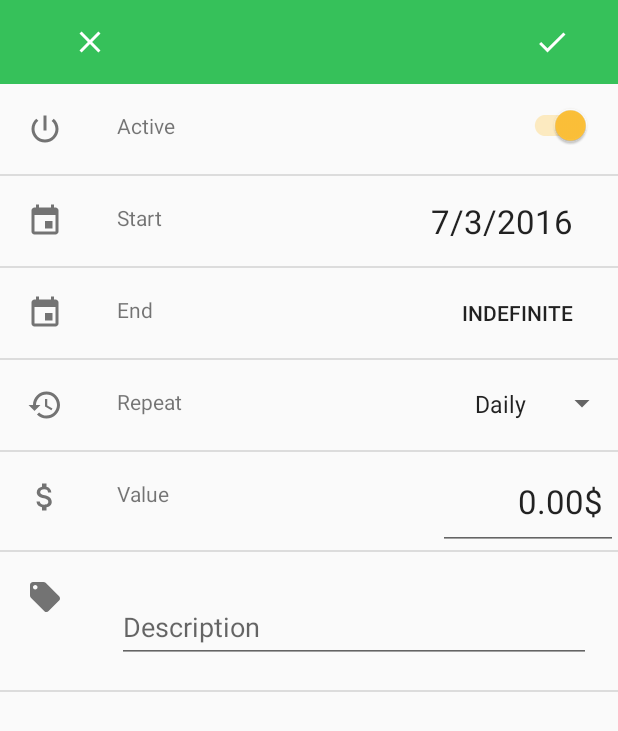
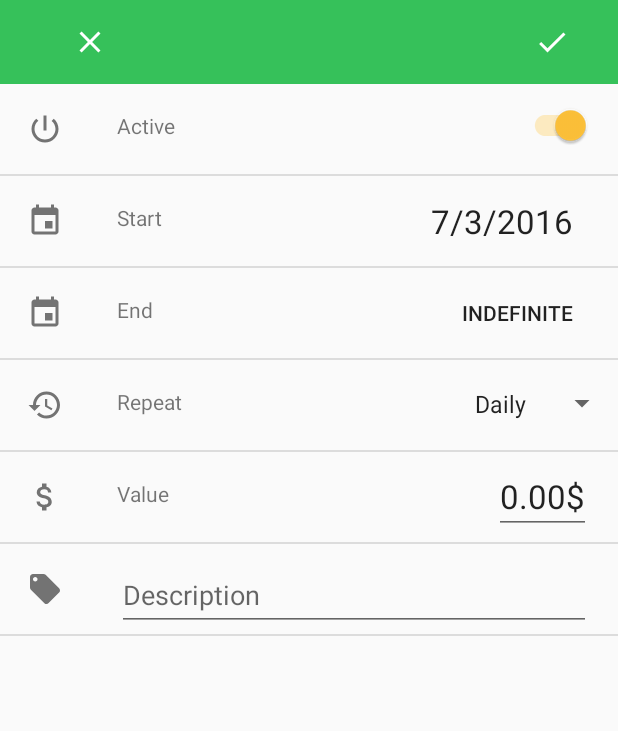
Before and after one commit to edawn/flow-android, an Android app: the RegularEditActivity screen opened directly, with no data from a screen before it, on a phone screen of 412 x 824 dp. Shown: the top 731 px of the screen. Run offline under Robolectric (Android 15) with nearby library versions, the phone set to English and light mode, and no system bars; libraries missing offline, so code that uses them is left out: org.slf4j.

Commit message:
Improve editor layouts

```diff
--- a/app/src/main/res/layout/activity_regular_edit.xml
+++ b/app/src/main/res/layout/activity_regular_edit.xml
@@ -153,20 +153,13 @@
                     style="@style/TransactionEditorItemLabel"
                     android:text="@string/value" />
 
-                <de.bitmacht.workingtitle36.view.ValueEditText
-                    android:id="@+id/value"
-                    style="@style/TransactionEditorItemAction"
+                <FrameLayout style="@style/TransactionEditorItemActionValueContainer">
 
-                    android:layout_width="wrap_content"
-                    android:layout_height="wrap_content"
-                    android:gravity="end"
-                    android:minWidth="120sp"
-                    android:paddingEnd="10dp"
-                    android:paddingLeft="5dp"
-                    android:paddingRight="10dp"
-                    android:paddingStart="5dp"
-                    android:textAppearance="?android:attr/textAppearanceLarge"
-                    android:selectAllOnFocus="true" />
+                    <de.bitmacht.workingtitle36.view.ValueEditText
+                        android:id="@+id/value"
+                        style="@style/TransactionEditorItemActionValue" />
+
+                </FrameLayout>
 
             </RelativeLayout>
 
@@ -179,9 +172,7 @@
                     android:src="@drawable/ic_local_offer_black_24dp" />
 
                 <android.support.design.widget.TextInputLayout
-                    style="@style/TransactionEditorItemAction"
-                    android:layout_width="wrap_content"
-                    android:layout_height="wrap_content"
+                    style="@style/TransactionEditorItemActionTextContainer"
                     android:layout_toEndOf="@id/icon"
                     android:layout_toRightOf="@id/icon">
 
--- a/app/src/main/res/values-w400dp/styles.xml
+++ b/app/src/main/res/values-w400dp/styles.xml
@@ -16,11 +16,6 @@
 
 <resources>
 
-    <style name="TransactionEditorItemActionValue" parent="TransactionEditorItemAction">
-        <item name="android:orientation">horizontal</item>
-        <item name="android:gravity">center_vertical</item>
-    </style>
-
     <style name="TransactionEditorItemActionDateTime" parent="TransactionEditorItemActionTime">
         <item name="android:orientation">horizontal</item>
     </style>
--- a/app/src/main/res/values/styles.xml
+++ b/app/src/main/res/values/styles.xml
@@ -28,9 +28,12 @@
         <item name="windowNoTitle">true</item>
     </style>
 
-    <style name="TransactionEditorItem">
+    <style name="Wrap">
         <item name="android:layout_width">wrap_content</item>
         <item name="android:layout_height">wrap_content</item>
+    </style>
+
+    <style name="TransactionEditorItem" parent="Wrap">
         <item name="android:paddingTop">18dp</item>
         <item name="android:paddingLeft">18dp</item>
         <item name="android:paddingRight">18dp</item>
@@ -52,9 +55,15 @@
         <item name="android:layout_alignParentRight">true</item>
     </style>
 
-    <style name="TransactionEditorItemActionValue" parent="TransactionEditorItemAction">
-        <item name="android:orientation">vertical</item>
-        <item name="android:gravity">center_horizontal</item>
+    <style name="TransactionEditorItemActionValueContainer" parent="TransactionEditorItemAction">
+        <item name="android:layout_centerVertical">true</item>
+        <item name="android:paddingTop">0dp</item>
+        <item name="android:paddingBottom">0dp</item>
+    </style>
+
+    <style name="TransactionEditorItemActionValue" parent="Wrap">
+        <item name="android:textAppearance">@style/TextAppearance.AppCompat.Large</item>
+        <item name="android:selectAllOnFocus">true</item>
     </style>
 
     <style name="TransactionEditorItemActionTime" parent="TransactionEditorItemAction">
@@ -66,6 +75,12 @@
 
     <style name="TransactionEditorItemActionDateTime" parent="TransactionEditorItemActionTime">
         <item name="android:orientation">vertical</item>
+    </style>
+
+    <style name="TransactionEditorItemActionTextContainer" parent="TransactionEditorItemAction">
+        <item name="android:layout_centerVertical">true</item>
+        <item name="android:paddingTop">0dp</item>
+        <item name="android:paddingBottom">0dp</item>
     </style>
 
     <style name="TransactionItem">
```
Also changed, not shown: app/src/main/res/layout/activity_transaction_edit.xml (+8 -9 lines).
